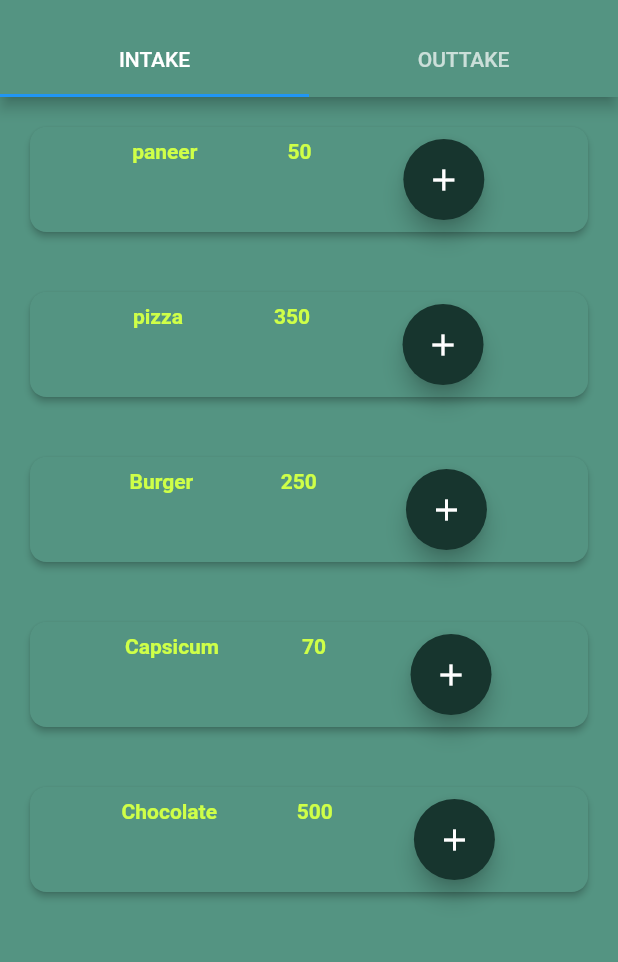
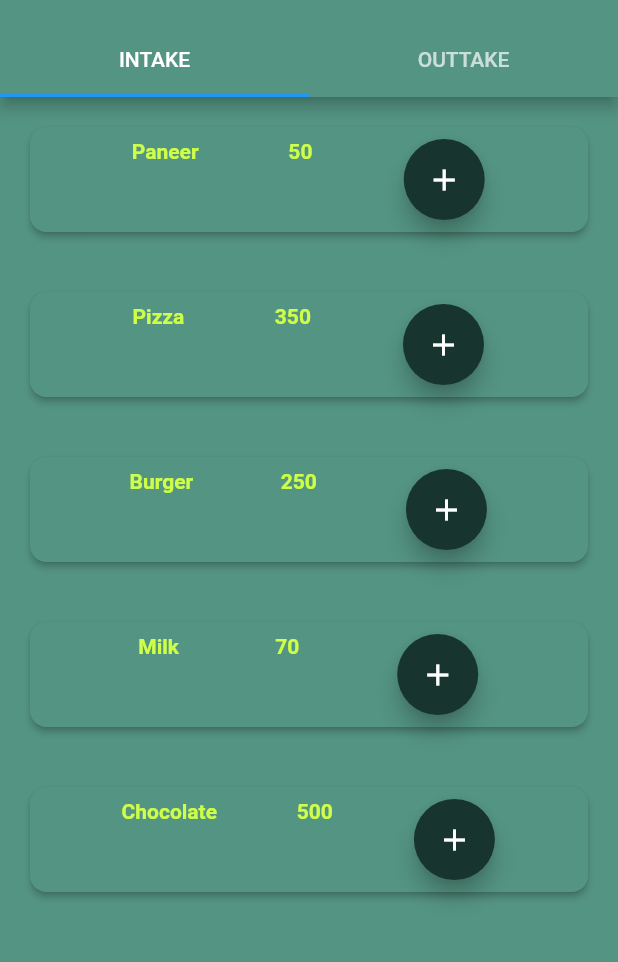
Before and after one commit to shubhanshu02/physic, a Flutter app: the Update screen opened directly, on a phone screen of 412 x 824 dp, the part 59-1021 px from its top. Run offline on Flutter 3.47's test engine with Material 2 defaults, Android fonts, the phone set to English and light mode, and no system bars; our stand-ins replace cloud_firestore, connectivity, curved_navigation_bar, date_format, faker, firebase_auth and 5 more; missing offline and left inert: dart:ffi; accounts and stored records are empty.

Commit message:
Color Corrections
Signed-off-by: Shubhanshu Saxena <shubhanshu.e01@gmail.com>

```diff
--- a/lib/Update.dart
+++ b/lib/Update.dart
@@ -14,14 +14,16 @@ class food{
 List < String > exercise = [
   "Cycling",
   "Running",
+  "Pull Ups",
+  "Pull Ups",
   "Push Ups",
 ];
 
 List< food > foods =[
-  food("paneer",50),
-  food("pizza",350),
+  food("Paneer",50),
+  food("Pizza",350),
   food("Burger",250),
-  food("Capsicum",70),
+  food("Milk",70),
   food("Chocolate",500),
 ];
 
--- a/lib/homePage.dart
+++ b/lib/homePage.dart
@@ -160,7 +160,7 @@ class _HomePageState extends State<HomePage> {
                       print("####################");
                       print(snapshot.connectionState);
                       return Container(
-                        color: Colors.amber,
+                        color: Color(0xFF559584),
                       );
                     }
                   }),
--- a/lib/profile.dart
+++ b/lib/profile.dart
@@ -400,7 +400,7 @@ class _ProfileState extends State<Profile> {
             );
           else
             return Container(
-              color: Colors.amber,
+              color: Color(0xFF559584),
             );
         });
   }
```
